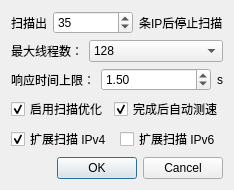
Before: the Qt Designer form dlgScan.ui in GoodCoder666/GoogleTranslate_IPFinder, drawn with Qt 5.
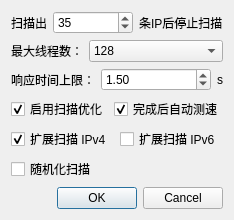
After: the same form once the commit is applied.

Commit message: feat: randomized scan

The edit to the form file:
```diff
--- a/dlgScan.ui
+++ b/dlgScan.ui
@@ -7,7 +7,7 @@
     <x>0</x>
     <y>0</y>
     <width>228</width>
-    <height>181</height>
+    <height>209</height>
    </rect>
   </property>
   <property name="windowTitle">
@@ -211,6 +211,16 @@
      </item>
     </layout>
    </item>
+   <item>
+    <widget class="QCheckBox" name="chkBox_randomizeScan">
+     <property name="toolTip">
+      <string>以随机的顺序执行扫描。</string>
+     </property>
+     <property name="text">
+      <string>随机化扫描</string>
+     </property>
+    </widget>
+   </item>
    <item>
     <widget class="QDialogButtonBox" name="buttonBox">
      <property name="orientation">
```
The commit also changes 5 other files.
